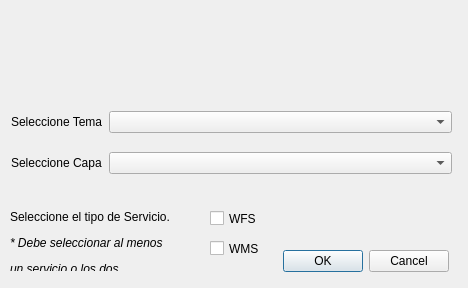
This is wfs_from_dera_dialog_base.ui in mcanop/wms_wfs_DERA as Qt 5 draws it before an edit. The edited form follows.
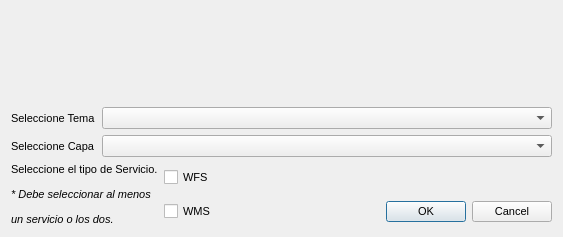
This is the edited form. Icons and pictures are not drawn.

What changed in the file:
```diff
--- a/wfs_from_dera_dialog_base.ui
+++ b/wfs_from_dera_dialog_base.ui
@@ -6,8 +6,8 @@
    <rect>
     <x>0</x>
     <y>0</y>
-    <width>468</width>
-    <height>288</height>
+    <width>563</width>
+    <height>237</height>
    </rect>
   </property>
   <property name="windowTitle">
@@ -18,99 +18,30 @@
     <selectedon>:/plugins/wfs_from_dera/icon.png</selectedon>
    </iconset>
   </property>
+  <layout class="QGridLayout" name="gridLayout_2">
+   <item row="0" column="0" colspan="3">
   <widget class="QLabel" name="label">
-   <property name="geometry">
-    <rect>
-     <x>10</x>
-     <y>0</y>
-     <width>251</width>
-     <height>81</height>
-    </rect>
-   </property>
    <property name="text">
     <string>&lt;html&gt;&lt;head/&gt;&lt;body&gt;&lt;p&gt;&lt;img src=&quot;:/plugins/wfs_from_dera/Icons/LogoJuntaA_plugin.PNG&quot;/&gt;&lt;/p&gt;&lt;/body&gt;&lt;/html&gt;</string>
    </property>
   </widget>
+   </item>
+   <item row="0" column="3">
   <widget class="QLabel" name="label_2">
-   <property name="geometry">
-    <rect>
-     <x>350</x>
-     <y>10</y>
-     <width>111</width>
-     <height>61</height>
-    </rect>
-   </property>
    <property name="text">
     <string>&lt;html&gt;&lt;head/&gt;&lt;body&gt;&lt;p&gt;&lt;img src=&quot;:/plugins/wfs_from_dera/Icons/Andalucia se mueve_plugin.png&quot;/&gt;&lt;/p&gt;&lt;/body&gt;&lt;/html&gt;</string>
    </property>
   </widget>
-  <widget class="QDialogButtonBox" name="button_box">
-   <property name="geometry">
-    <rect>
-     <x>10</x>
-     <y>250</y>
-     <width>439</width>
-     <height>23</height>
-    </rect>
-   </property>
-   <property name="orientation">
-    <enum>Qt::Horizontal</enum>
-   </property>
-   <property name="standardButtons">
-    <set>QDialogButtonBox::Cancel|QDialogButtonBox::Ok</set>
-   </property>
-  </widget>
-  <widget class="QCheckBox" name="checkBox_wfs">
-   <property name="geometry">
-    <rect>
-     <x>210</x>
-     <y>210</y>
-     <width>70</width>
-     <height>17</height>
-    </rect>
-   </property>
-   <property name="text">
-    <string>WFS</string>
-   </property>
-  </widget>
-  <widget class="QCheckBox" name="checkBox_wms">
-   <property name="geometry">
-    <rect>
-     <x>210</x>
-     <y>240</y>
-     <width>70</width>
-     <height>17</height>
-    </rect>
-   </property>
-   <property name="text">
-    <string>WMS</string>
-   </property>
-  </widget>
-  <widget class="QLabel" name="label_3">
-   <property name="geometry">
-    <rect>
-     <x>10</x>
-     <y>210</y>
-     <width>181</width>
-     <height>61</height>
-    </rect>
-   </property>
-   <property name="text">
-    <string>&lt;html&gt;&lt;head/&gt;&lt;body&gt;&lt;p align=&quot;justify&quot;&gt;Seleccione el tipo de Servicio.&lt;/p&gt;&lt;p&gt;&lt;span style=&quot; font-style:italic;&quot;&gt;* Debe seleccionar al menos&lt;/span&gt;&lt;/p&gt;&lt;p&gt;&lt;span style=&quot; font-style:italic;&quot;&gt;un servicio o los dos.&lt;/span&gt;&lt;/p&gt;&lt;/body&gt;&lt;/html&gt;</string>
-   </property>
-  </widget>
-  <widget class="QWidget" name="layoutWidget">
-   <property name="geometry">
-    <rect>
-     <x>11</x>
-     <y>98</y>
-     <width>441</width>
-     <height>91</height>
-    </rect>
-   </property>
+   </item>
+   <item row="1" column="0" colspan="4">
    <layout class="QGridLayout" name="gridLayout" columnstretch="0,10">
     <item row="0" column="0">
      <widget class="QLabel" name="label_tema">
+       <property name="font">
+        <font>
+         <pointsize>8</pointsize>
+        </font>
+       </property>
       <property name="text">
        <string>Seleccione Tema</string>
       </property>
@@ -118,6 +49,11 @@
     </item>
     <item row="0" column="1">
      <widget class="QComboBox" name="comboBox_tema">
+       <property name="font">
+        <font>
+         <pointsize>8</pointsize>
+        </font>
+       </property>
       <property name="toolTip">
        <string>Selecciona un tema de la lista</string>
       </property>
@@ -125,6 +61,11 @@
     </item>
     <item row="1" column="0">
      <widget class="QLabel" name="label_capa">
+       <property name="font">
+        <font>
+         <pointsize>8</pointsize>
+        </font>
+       </property>
       <property name="text">
        <string>Seleccione Capa</string>
       </property>
@@ -132,13 +73,70 @@
     </item>
     <item row="1" column="1">
      <widget class="QComboBox" name="comboBox_capa">
+       <property name="font">
+        <font>
+         <pointsize>8</pointsize>
+        </font>
+       </property>
       <property name="toolTip">
        <string>Selecciona una capa de la lista</string>
       </property>
      </widget>
     </item>
    </layout>
-  </widget>
+   </item>
+   <item row="2" column="0" rowspan="2">
+    <widget class="QLabel" name="label_3">
+     <property name="font">
+      <font>
+       <pointsize>8</pointsize>
+      </font>
+     </property>
+     <property name="text">
+      <string>&lt;html&gt;&lt;head/&gt;&lt;body&gt;&lt;p align=&quot;justify&quot;&gt;Seleccione el tipo de Servicio.&lt;/p&gt;&lt;p&gt;&lt;span style=&quot; font-style:italic;&quot;&gt;* Debe seleccionar al menos&lt;/span&gt;&lt;/p&gt;&lt;p&gt;&lt;span style=&quot; font-style:italic;&quot;&gt;un servicio o los dos.&lt;/span&gt;&lt;/p&gt;&lt;/body&gt;&lt;/html&gt;</string>
+     </property>
+    </widget>
+   </item>
+   <item row="2" column="1">
+    <widget class="QCheckBox" name="checkBox_wfs">
+     <property name="font">
+      <font>
+       <pointsize>8</pointsize>
+      </font>
+     </property>
+     <property name="text">
+      <string>WFS</string>
+     </property>
+    </widget>
+   </item>
+   <item row="3" column="1">
+    <widget class="QCheckBox" name="checkBox_wms">
+     <property name="font">
+      <font>
+       <pointsize>8</pointsize>
+      </font>
+     </property>
+     <property name="text">
+      <string>WMS</string>
+     </property>
+    </widget>
+   </item>
+   <item row="3" column="2" colspan="2">
+    <widget class="QDialogButtonBox" name="button_box">
+     <property name="font">
+      <font>
+       <pointsize>8</pointsize>
+      </font>
+     </property>
+     <property name="orientation">
+      <enum>Qt::Horizontal</enum>
+     </property>
+     <property name="standardButtons">
+      <set>QDialogButtonBox::Cancel|QDialogButtonBox::Ok</set>
+     </property>
+    </widget>
+   </item>
+  </layout>
  </widget>
  <resources/>
  <connections>
```
Lines whose indentation alone changed are shown as unchanged.
